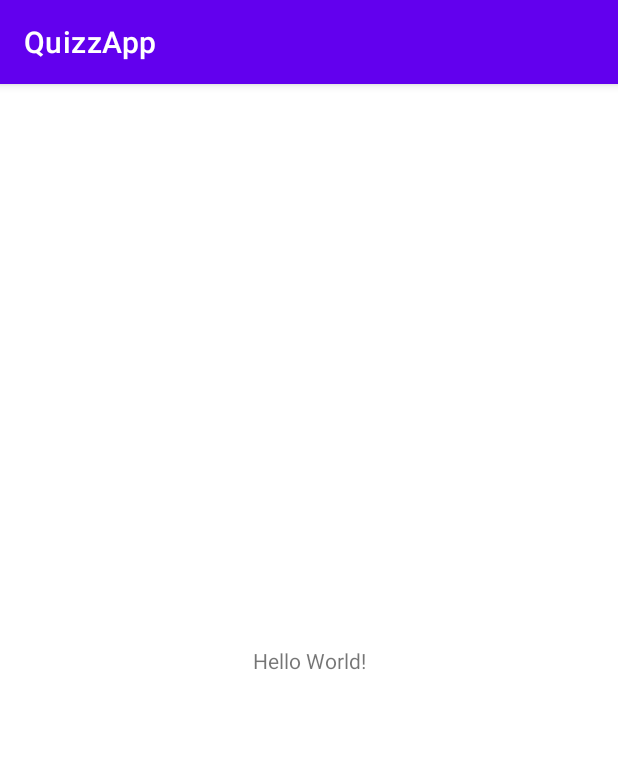
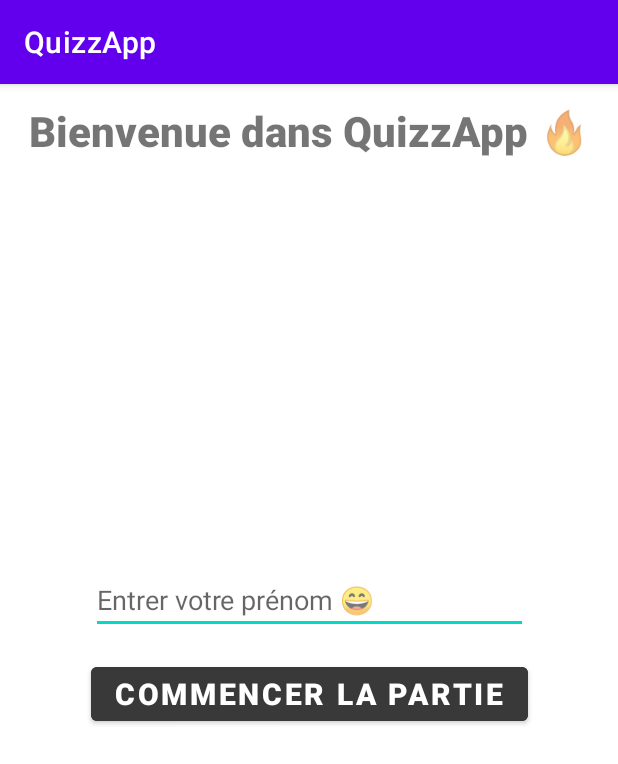
Before and after one commit to Heiwa70/QuizzApp, an Android app: the screen it shows after launch (MainActivity), on a phone screen of 412 x 824 dp. Shown: the top 764 px of the screen. Run offline under Robolectric (Android 15) with nearby library versions, the phone set to English and light mode, and no system bars.

Commit message:
Page d'acceuil V1 OK
Start VMC

```diff
--- a/app/src/main/res/layout/activity_main.xml
+++ b/app/src/main/res/layout/activity_main.xml
@@ -1,18 +1,59 @@
 <?xml version="1.0" encoding="utf-8"?>
+
 <androidx.constraintlayout.widget.ConstraintLayout xmlns:android="http://schemas.android.com/apk/res/android"
     xmlns:app="http://schemas.android.com/apk/res-auto"
     xmlns:tools="http://schemas.android.com/tools"
     android:layout_width="match_parent"
-    android:layout_height="match_parent"
-    tools:context=".MainActivity">
+    android:layout_height="match_parent">
 
     <TextView
+        android:id="@+id/main_textview_title"
+        android:layout_width="match_parent"
+        android:layout_height="wrap_content"
+        android:text="Bienvenue dans QuizzApp 🔥"
+        android:textStyle="bold"
+        android:textSize="28sp"
+        android:fontFamily="sans-serif-black"
+        android:gravity="center_horizontal"
+        android:layout_marginTop="12dp"
+        tools:ignore="MissingConstraints"
+        app:layout_constraintTop_toTopOf="parent"
+        app:layout_constraintRight_toRightOf="parent"
+        app:layout_constraintLeft_toLeftOf="parent"
+
+        />
+    <LinearLayout
         android:layout_width="wrap_content"
         android:layout_height="wrap_content"
-        android:text="Hello World!"
+        tools:context=".MainActivity"
+        android:orientation="vertical"
+        tools:ignore="MissingConstraints"
+        app:layout_constraintTop_toTopOf="parent"
         app:layout_constraintBottom_toBottomOf="parent"
-        app:layout_constraintEnd_toEndOf="parent"
-        app:layout_constraintStart_toStartOf="parent"
-        app:layout_constraintTop_toTopOf="parent" />
+        app:layout_constraintLeft_toLeftOf="parent"
+        app:layout_constraintRight_toRightOf="parent"
+        >
 
+
+        <EditText
+            android:id="@+id/main_edittext_name"
+            android:layout_width="match_parent"
+            android:layout_height="wrap_content"
+            android:layout_marginStart="16dp"
+            android:layout_marginEnd="16dp"
+            android:hint="Entrer votre prénom 😄" />
+
+        <Button
+            android:id="@+id/main_button_play"
+            android:layout_width="wrap_content"
+            android:layout_height="wrap_content"
+            android:layout_gravity="center_horizontal"
+            android:layout_margin="16dp"
+            android:text="Commencer la partie"
+            android:textSize="20sp"
+            android:backgroundTint="#393939"
+            android:textColor="@color/white"
+            android:textStyle="bold"
+            />
+    </LinearLayout>
 </androidx.constraintlayout.widget.ConstraintLayout>
```
Also changed, not shown: app/src/main/AndroidManifest.xml (+7 -0 lines), app/src/main/java/com/example/quizzapp/Game/GameActivity.java (added, +31 -0 lines), app/src/main/java/com/example/quizzapp/Model/User.java (added, +13 -0 lines), app/src/main/res/layout/activity_game.xml (added, +71 -0 lines).
